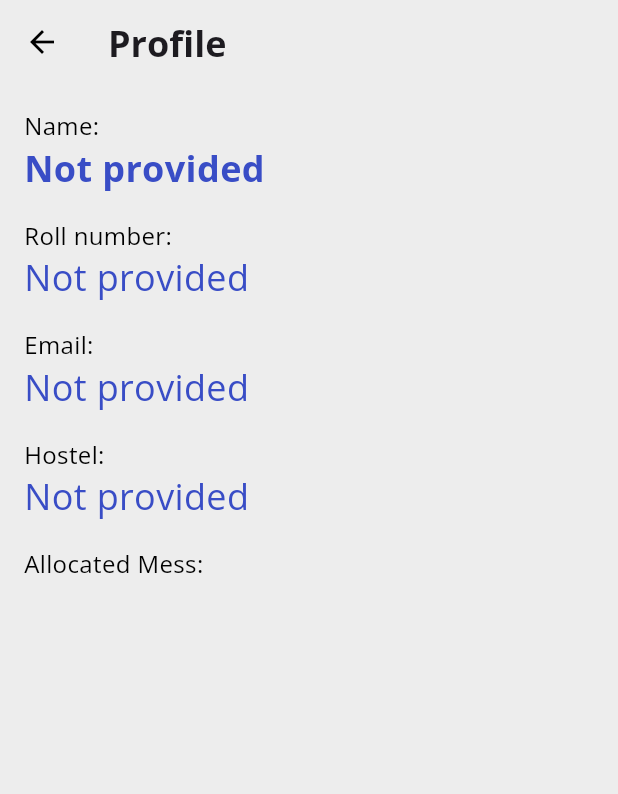
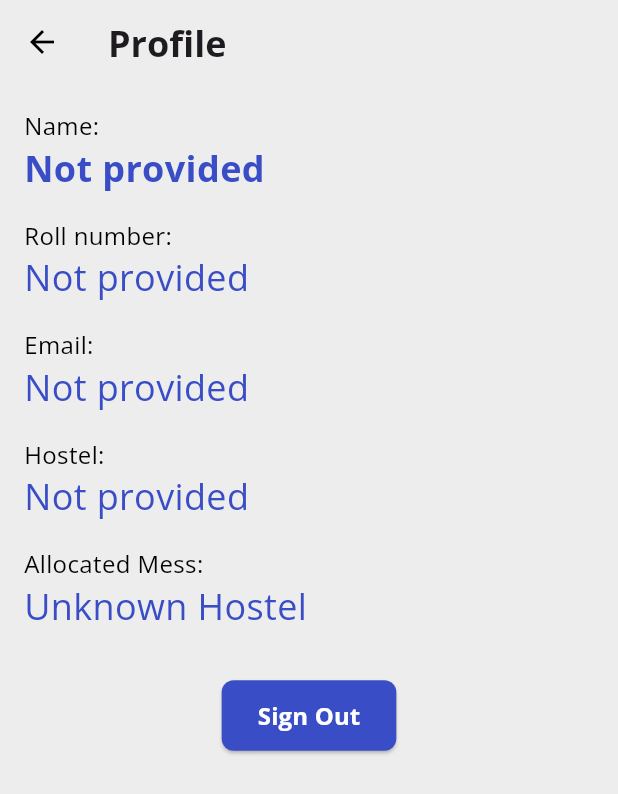
Before and after one commit to nilotpal-n7/iitgHABapp, a Flutter app: the HomeScreen screen opened directly, after a tap on the "person" icon, on a phone screen of 412 x 824 dp. Shown: the top 794 px of the screen. Run offline on Flutter 3.47's test engine with Material 3 defaults, Android fonts, the phone set to English and light mode, and no system bars; our stand-ins replace animated_custom_dropdown, flutter_easyloading, flutter_svg, hive, hive_flutter, marquee and 3 more; missing offline and left inert: flutter_vibrate, flutter_web_auth, mobile_scanner; accounts and stored records are empty; network calls fail.

Commit message:
added signout and mapped hostel

```diff
--- a/frontend2/lib/apis/authentication/login.dart
+++ b/frontend2/lib/apis/authentication/login.dart
@@ -46,11 +46,7 @@ Future<void> authenticate() async {
 
 Future<void> logoutHandler(context) async {
   final prefs = await SharedPreferences.getInstance();
-  final box = await Hive.openBox('coursehub-data');
-
-  prefs.clear();
-  box.clear();
-
+  await prefs.clear();
   Navigator.of(context).pushAndRemoveUntil(
     MaterialPageRoute(
       builder: (context) => const loginScreen(),
--- a/frontend2/lib/apis/users/user.dart
+++ b/frontend2/lib/apis/users/user.dart
@@ -53,6 +53,8 @@ Future<Map<String, String>?> fetchUserDetails() async {
       print("Roll: $roll");
       print("Curr Mess: $CurrSubscribedMess");
       print("your mess is $gotHostel");
+      print('you pressed: $buttonPressed');
+
 
       // Return the data as a map
       return {
--- a/frontend2/lib/constants/endpoint.dart
+++ b/frontend2/lib/constants/endpoint.dart
@@ -1,4 +1,4 @@
-const String baseUrl = "https://iitgcomplaintapp.onrender.com/api";
+const String baseUrl = "https://hab.codingclubiitg.in/api";
 
 class UserEndpoints {
   static const String currentUser = '$baseUrl/users/';
@@ -21,7 +21,7 @@ class tokenendpoint{
 }
 
 class AuthEndpoints {
-  static const String getAccess = 'https://login.microsoftonline.com/850aa78d-94e1-4bc6-9cf3-8c11b530701c/oauth2/v2.0/authorize?client_id=7326b1dd-5e6b-4f88-bd73-938e264c7f27&response_type=code&redirect_uri=https://iitgcomplaintapp.onrender.com/api/auth/login/redirect/mobile&scope=offline_access%20user.read&state=12345&prompt=consent';
+  static const String getAccess = 'https://login.microsoftonline.com/850aa78d-94e1-4bc6-9cf3-8c11b530701c/oauth2/v2.0/authorize?client_id=7326b1dd-5e6b-4f88-bd73-938e264c7f27&response_type=code&redirect_uri=https://hab.codingclubiitg.in/api/auth/login/redirect/mobile&scope=offline_access%20user.read&state=12345&prompt=consent';
 }
 
 class Userendpoints {
@@ -37,7 +37,7 @@ class tokenlink {
 }
 
 class redirecturi {
-  static const Redirecturi = 'https://iitgcomplaintapp.onrender.com/api/auth/login/redirect/mobile';
+  static const Redirecturi = 'https://hab.codingclubiitg.in/api/auth/login/redirect/mobile';
 }
 
 class clientSecretid {
--- a/frontend2/lib/screens/mess_change_screen.dart
+++ b/frontend2/lib/screens/mess_change_screen.dart
@@ -1,8 +1,10 @@
 import 'package:flutter/material.dart';
 import 'package:frontend1/apis/users/user.dart';
 import 'package:frontend1/widgets/common/hostel_details.dart';
+import 'package:frontend1/widgets/common/hostel_name.dart';
 import 'package:frontend1/widgets/confirmation_dialog.dart';
 import 'package:shared_preferences/shared_preferences.dart';
+import 'package:frontend1/widgets/common/hostel_details.dart';
 import 'package:animated_custom_dropdown/custom_dropdown.dart';
 
 class MessChangeScreen extends StatefulWidget {
@@ -150,7 +152,7 @@ class _MessChangeScreenState extends State<MessChangeScreen> {
                 style: TextStyle(fontSize: 16, color: Color.fromRGBO(0, 0, 0, 1)),
               ),
               Text(
-                currMess,
+                calculateHostel(currMess),
                 style: const TextStyle(
                   fontSize: 24,
                   fontWeight: FontWeight.w400,
--- a/frontend2/lib/screens/profile_screen.dart
+++ b/frontend2/lib/screens/profile_screen.dart
@@ -1,5 +1,8 @@
 import 'package:flutter/material.dart';
+import 'package:frontend1/apis/authentication/login.dart';
 import 'package:frontend1/apis/users/user.dart';
+import 'package:frontend1/widgets/common/hostel_details.dart';
+import 'package:frontend1/widgets/common/hostel_name.dart';
 import 'package:shared_preferences/shared_preferences.dart';
 
 class ProfileScreen extends StatefulWidget {
@@ -18,11 +21,9 @@ class _ProfileScreenState extends State<ProfileScreen> {
 
   @override
   void initState() {
-    // TODO: implement initState
     super.initState();
     fetchUserData();
     getAllocatedHostel();
-
   }
 
   void getAllocatedHostel() async {
@@ -35,8 +36,6 @@ class _ProfileScreenState extends State<ProfileScreen> {
 
   Future<void> fetchUserData() async {
     final userDetails = await fetchUserDetails();
-    print("USer details is");
-    print(userDetails);
     if (userDetails != null) {
       setState(() {
         name = userDetails['name'] ?? '';
@@ -47,6 +46,7 @@ class _ProfileScreenState extends State<ProfileScreen> {
       print("Failed to load user details.");
     }
   }
+
 
   @override
   Widget build(BuildContext context) {
@@ -63,7 +63,11 @@ class _ProfileScreenState extends State<ProfileScreen> {
         ),
         title: const Text(
           "Profile",
-          style: TextStyle(fontFamily: 'OpenSans_bold',fontWeight: FontWeight.w400, fontSize: 24),
+          style: TextStyle(
+            fontFamily: 'OpenSans_bold',
+            fontWeight: FontWeight.w400,
+            fontSize: 24,
+          ),
         ),
       ),
       body: SingleChildScrollView(
@@ -153,12 +157,34 @@ class _ProfileScreenState extends State<ProfileScreen> {
                 ),
               ),
               Text(
-                currMess.isNotEmpty ? currMess : 'Not provided',
+                calculateHostel(currMess),
                 style: const TextStyle(
                   fontFamily: 'OpenSans_regular',
                   fontSize: 24,
                   fontWeight: FontWeight.w400,
                   color: Color.fromRGBO(57, 77, 198, 1),
+                ),
+              ),
+              const SizedBox(height: 32),
+              Center(
+                child: ElevatedButton(
+                  onPressed: () => logoutHandler(context),
+                  style: ElevatedButton.styleFrom(
+                    padding: const EdgeInsets.symmetric(
+                        horizontal: 24, vertical: 12),
+                    backgroundColor: const Color.fromRGBO(57, 77, 198, 1),
+                    shape: RoundedRectangleBorder(
+                      borderRadius: BorderRadius.circular(8),
+                    ),
+                  ),
+                  child: const Text(
+                    "Sign Out",
+                    style: TextStyle(
+                      fontSize: 16,
+                      fontFamily: 'OpenSans_bold',
+                      color: Colors.white,
+                    ),
+                  ),
                 ),
               ),
             ],
--- /dev/null
+++ b/frontend2/lib/widgets/common/hostel_name.dart
@@ -0,0 +1,36 @@
+
+import 'package:flutter/material.dart';
+
+String calculateHostel(String objectID) {
+
+  switch (objectID) {
+    case "6783b8b16e40ef5a28b80f13":
+      return "Lohit";
+    case "6783b8ee6e40ef5a28b80f15":
+      return "Manas";
+    case "6783b9066e40ef5a28b80f17":
+      return "Umiam";
+    case "67864633a827df8cd5d316b6":
+      return "Kapili";
+    case "67864679a827df8cd5d316b8":
+      return "Gaurang";
+    case "67864686a827df8cd5d316ba":
+      return "Brahmaputra";
+    case "67864697a827df8cd5d316bc":
+      return "Dihing";
+    case "678646e3a827df8cd5d316be":
+      return "MSH";
+    case "67864711a827df8cd5d316c0":
+      return "Siang";
+    case "67864726a827df8cd5d316c2":
+      return "Dhansiri";
+    case "67864733a827df8cd5d316c4":
+      return "Subansiri";
+    case "6786475ba827df8cd5d316c6":
+      return "Kameng";
+    case "67864898c4df4e222b429fe7":
+      return "Disang";
+    default:
+      return "Unknown Hostel";
+  }
+}
```
